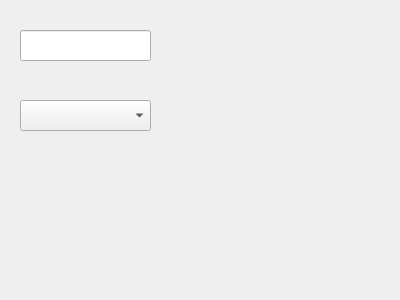
ardieMejia/CPP-Qt-user-management-app, file userupdatewidget.ui: the form before one commit.
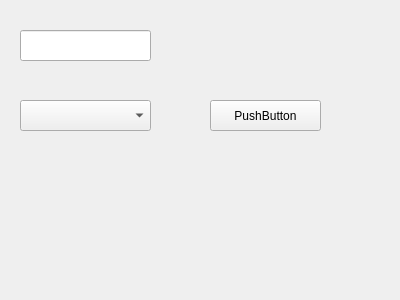
The form after the commit.

Patch:
```diff
--- a/userupdatewidget.ui
+++ b/userupdatewidget.ui
@@ -33,6 +33,19 @@
     </rect>
    </property>
   </widget>
+  <widget class="QPushButton" name="UserUpdateButton">
+   <property name="geometry">
+    <rect>
+     <x>210</x>
+     <y>100</y>
+     <width>111</width>
+     <height>31</height>
+    </rect>
+   </property>
+   <property name="text">
+    <string>PushButton</string>
+   </property>
+  </widget>
  </widget>
  <resources/>
  <connections/>
```
